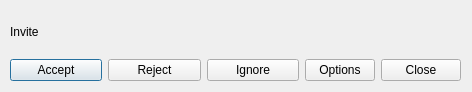
The window that ui/invite.ui (gitter-badger/simplechatclient) describes before a commit, drawn with Qt 5.
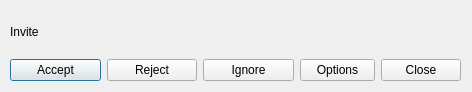
The same window after the commit. Icons and pictures are not drawn.

Commit message: options button +5px

```diff
--- a/ui/invite.ui
+++ b/ui/invite.ui
@@ -91,7 +91,7 @@
         </property>
         <property name="minimumSize">
          <size>
-          <width>70</width>
+          <width>75</width>
           <height>0</height>
          </size>
         </property>
```
The commit also changes 5 other files.
